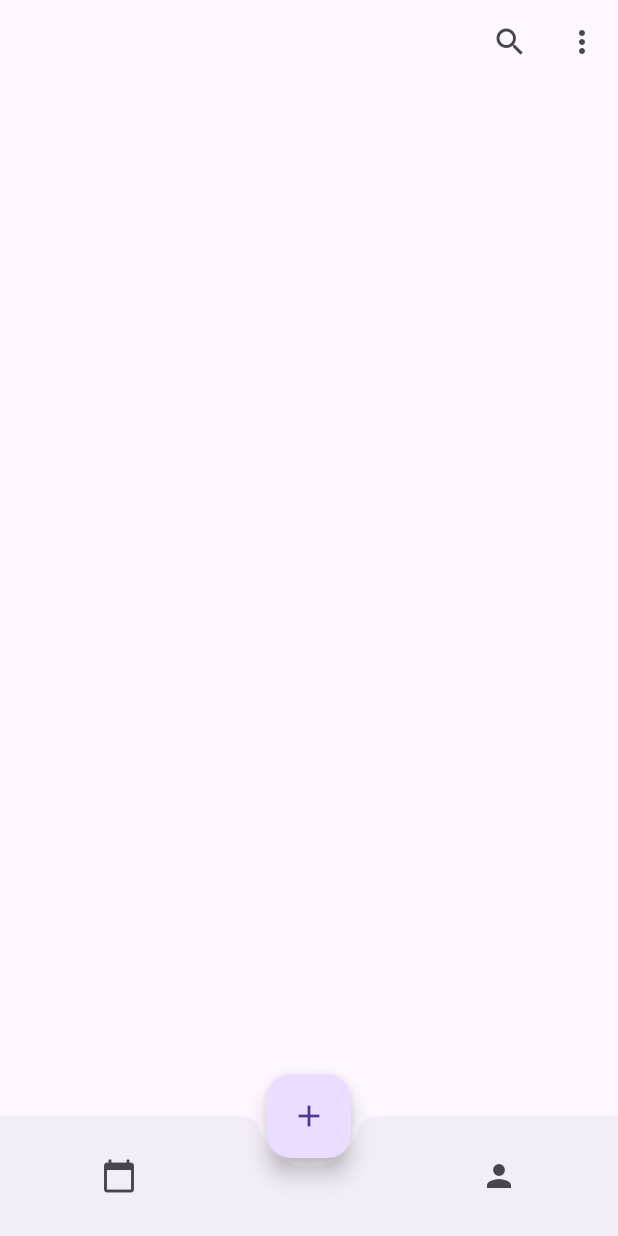
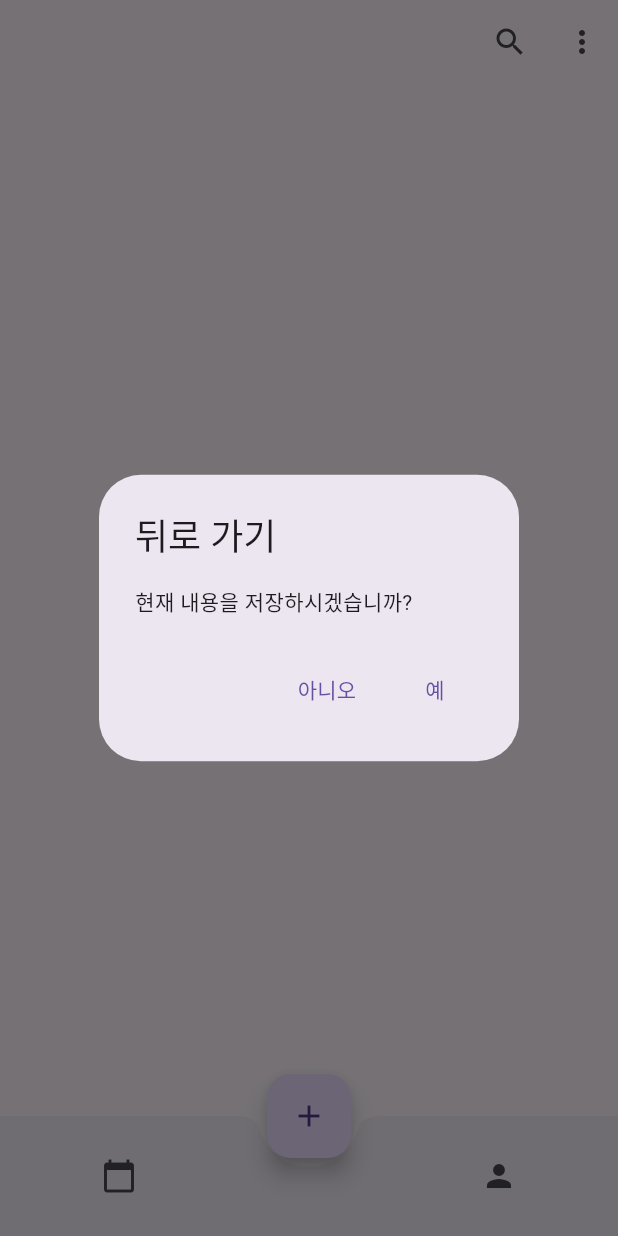
Before and after one commit to Richter3766/my_memory, a Flutter app: the PostPage screen opened directly, after a tap on "SAVE", on a phone screen of 412 x 824 dp. Run offline on Flutter 3.47's test engine with Material 3 defaults, Android fonts, the phone set to English and light mode, and no system bars; our stand-ins replace sqflite; accounts and stored records are empty.

Commit message:
뒤로 가기 시 대화창 추가

```diff
--- a/lib/views/pages/post.dart
+++ b/lib/views/pages/post.dart
@@ -1,6 +1,9 @@
+import 'dart:async';
+
 import 'package:flutter/material.dart';
 import 'package:my_memory/views/widgets/post/post_item.dart';
 
+import '../../services/db_service.dart';
 import '../widgets/app_bar/post_app_bar.dart';
 import '../widgets/post/post_body.dart';
 
@@ -12,24 +15,60 @@ class PostPage extends StatefulWidget{
   @override
   State<StatefulWidget> createState() => _PostPageState();
 }
+class _PostPageState extends State<PostPage> {
+  final TextEditingController titleController = TextEditingController();
+  final TextEditingController contentController = TextEditingController();
 
-class _PostPageState extends State<PostPage> {
+  Future _onWillPop() {
+    return showDialog(
+        context: context,
+        builder: (context) => AlertDialog(
+          title: const Text('뒤로 가기'),
+          content: const Text('현재 내용을 저장하시겠습니까?'),
+          actions: <Widget>[
+            TextButton(
+              onPressed: () {
+                // '아니오'를 눌렀을 때의 동작
+                Navigator.pop(context);
+                Navigator.pop(context);
+              },
+              child: const Text('아니오'),
+            ),
+            TextButton(
+              onPressed: () {
+                // '예'를 눌렀을 때의 동작
+                // 현재 내용을 DB에 저장하는 코드가 필요합니다.
+                DatabaseHelper.instance
+                    .savePost(titleController, contentController, widget.postItem).
+                then((result){
+                  Navigator.pop(context);
+                  Navigator.pop(context);
+                });
+              },
+              child: const Text('예'),
+            ),
+          ],
+        ));
+  }
+
   @override
   Widget build(BuildContext context) {
-    final TextEditingController titleController = TextEditingController();
-    final TextEditingController contentController = TextEditingController();
-
-    return Scaffold(
+    return PopScope(
+      canPop: false,
+      onPopInvoked: (canPop) async {
+        await _onWillPop();
+        },
+      child: Scaffold(
         appBar: PostAppBar(
             titleController: titleController,
             contentController: contentController,
-        postItem: widget.postItem),
-
+            postItem: widget.postItem),
         body: PostBody(
-            titleController: titleController,
-            contentController: contentController,
+          titleController: titleController,
+          contentController: contentController,
           postItem: widget.postItem,
         ),
-      );
+      ),
+    );
   }
 }
--- a/lib/views/widgets/post/post_list.dart
+++ b/lib/views/widgets/post/post_list.dart
@@ -1,6 +1,6 @@
 import 'package:flutter/material.dart';
 import 'package:my_memory/services/db_service.dart';
-import 'package:my_memory/views/widgets/post/post_detail.dart';
+import 'package:my_memory/views/pages/post_detail.dart';
 import './post_item.dart';
 
 class PostList extends StatefulWidget {
```
Also changed, not shown: lib/views/pages/post_detail.dart (renamed from lib/views/widgets/post/post_detail.dart, +6 -2 lines).
